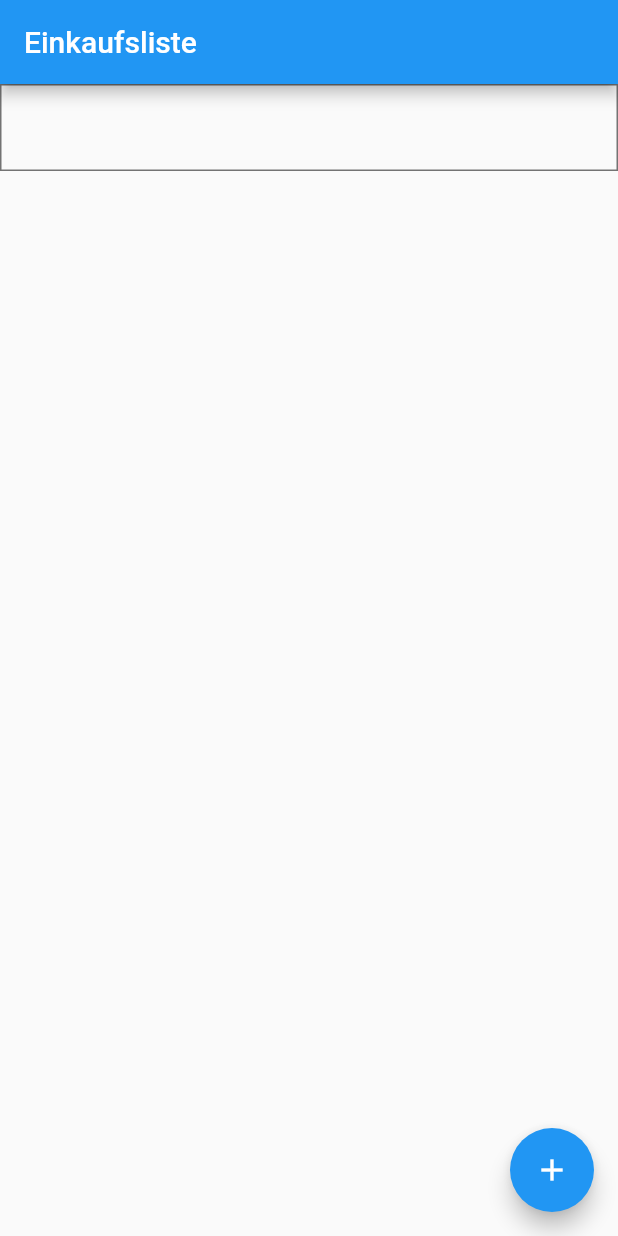
After one commit to thomaszub/einkaufsliste, a Flutter app: the ListWidget screen opened directly, after a tap on the "add" icon, on a phone screen of 412 x 824 dp. The commit adds this screen. Run offline on Flutter 3.47's test engine with Material 2 defaults, Android fonts, the phone set to English and light mode, and no system bars.

Commit message:
Refactoring - separated widgets

```diff
--- /dev/null
+++ b/lib/list_item_widget.dart
@@ -0,0 +1,18 @@
+import 'package:flutter/material.dart';
+
+class ListItemWidget extends StatelessWidget {
+  final String _text;
+
+  const ListItemWidget(Key key, this._text) : super(key: key);
+
+  @override
+  Widget build(BuildContext context) {
+    return Container(
+        key: key,
+        decoration: BoxDecoration(border: Border.all(color: Colors.black54)),
+        child: ListTile(
+          key: key,
+          title: Text(_text),
+        ));
+  }
+}
--- /dev/null
+++ b/lib/list_widget.dart
@@ -0,0 +1,70 @@
+import 'package:einkaufsliste/list_item.dart';
+import 'package:einkaufsliste/list_item_widget.dart';
+import 'package:flutter/material.dart';
+import 'package:uuid/uuid.dart';
+
+const uuid = Uuid();
+
+class ListWidget extends StatefulWidget {
+  const ListWidget({Key? key, required this.title}) : super(key: key);
+
+  final String title;
+
+  @override
+  State<ListWidget> createState() => _ListWidgetState();
+}
+
+class _ListWidgetState extends State<ListWidget> {
+  final List<ListItem> _list = [];
+
+  void _addListItem() {
+    setState(() {
+      _list.add(ListItem(uuid.v4(), ""));
+    });
+  }
+
+  void _updateListOrder(int oldIndex, int newIndex) {
+    // dragging from top to bottom
+    if (oldIndex < newIndex) {
+      int end = newIndex - 1;
+      ListItem startItem = _list[oldIndex];
+      int i = 0;
+      int local = oldIndex;
+      do {
+        _list[local] = _list[++local];
+        i++;
+      } while (i < end - oldIndex);
+      _list[end] = startItem;
+    }
+    // dragging from bottom to top
+    else if (oldIndex > newIndex) {
+      ListItem startItem = _list[oldIndex];
+      for (int i = oldIndex; i > newIndex; i--) {
+        _list[i] = _list[i - 1];
+      }
+      _list[newIndex] = startItem;
+    }
+  }
+
+  @override
+  Widget build(BuildContext context) {
+    return Scaffold(
+      appBar: AppBar(
+        title: Text(widget.title),
+      ),
+      body: ReorderableListView(
+          children:
+              _list.map((e) => ListItemWidget(Key(e.key), e.text)).toList(),
+          onReorder: (int oldIndex, int newIndex) {
+            setState(() {
+              _updateListOrder(oldIndex, newIndex);
+            });
+          }),
+      floatingActionButton: FloatingActionButton(
+        onPressed: _addListItem,
+        tooltip: 'Neuer Eintrag',
+        child: const Icon(Icons.add),
+      ),
+    );
+  }
+}
```
Also changed, not shown: lib/main.dart (+2 -77 lines).
